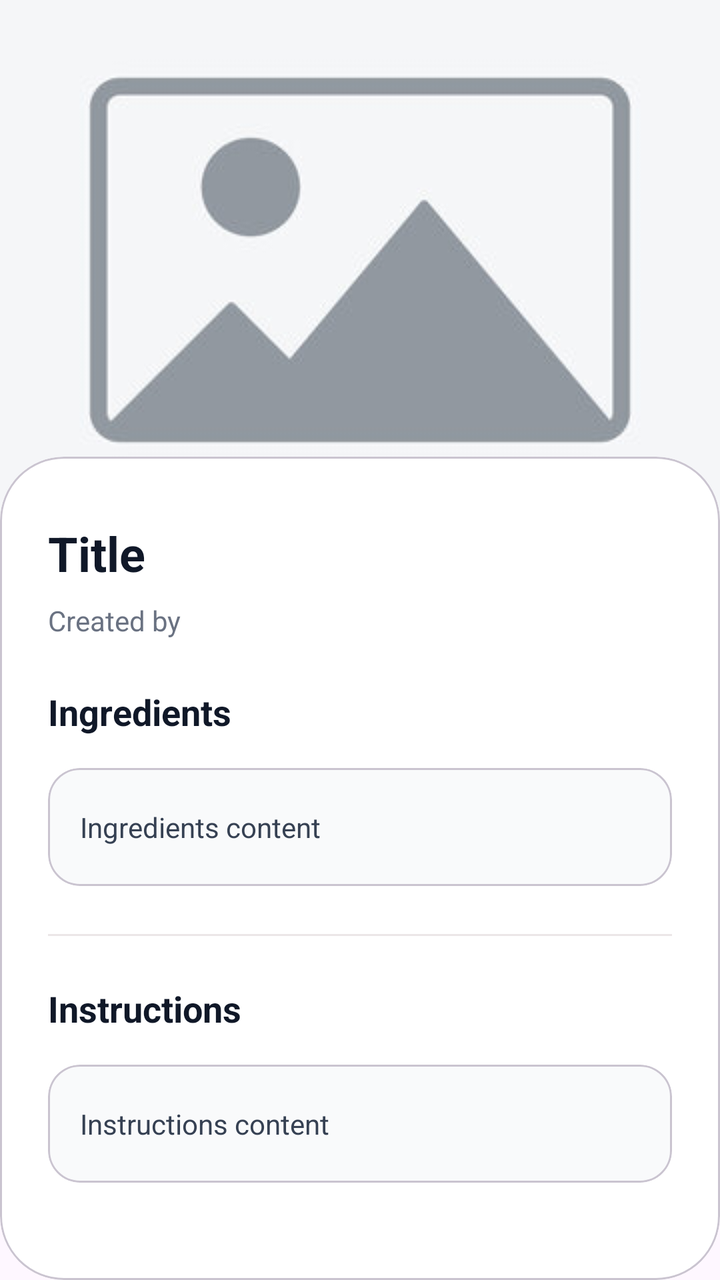
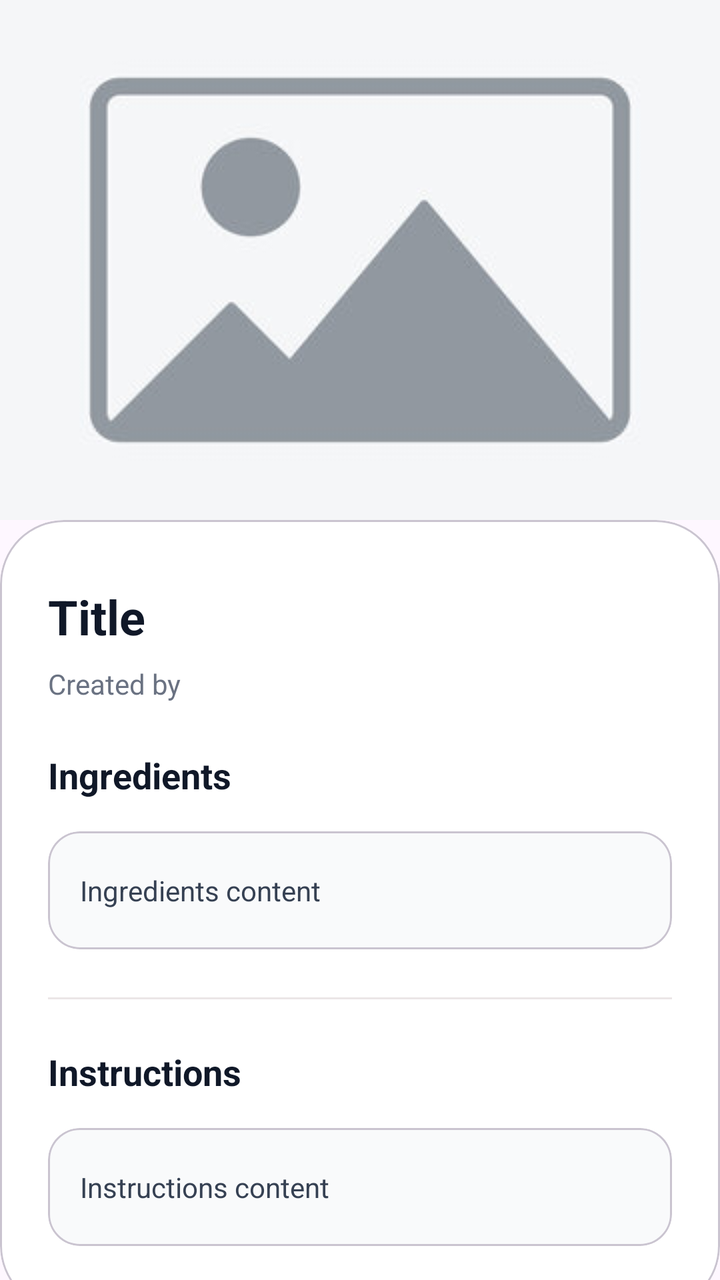

Before-and-after screenshots of an Android layout around one commit, followed by the original layout XML and the change that was made.
<!-- AndroidManifest.xml: application theme Theme.Plateful -->
<!-- res/layout/fragment_recipe_details.xml -->
<?xml version="1.0" encoding="utf-8"?>
<androidx.core.widget.NestedScrollView
    xmlns:android="http://schemas.android.com/apk/res/android"
    xmlns:app="http://schemas.android.com/apk/res-auto"
    xmlns:tools="http://schemas.android.com/tools"
    android:layout_width="match_parent"
    android:layout_height="match_parent"
    android:fillViewport="true">

    <androidx.constraintlayout.widget.ConstraintLayout
        android:layout_width="match_parent"
        android:layout_height="wrap_content">

        <com.google.android.material.imageview.ShapeableImageView
            android:id="@+id/recipe_image_view"
            android:layout_width="0dp"
            android:layout_height="260dp"
            android:scaleType="centerCrop"
            app:layout_constraintEnd_toEndOf="parent"
            app:layout_constraintStart_toStartOf="parent"
            app:layout_constraintTop_toTopOf="parent"
            app:srcCompat="@drawable/image_placeholder"
            tools:ignore="ContentDescription" />

        <com.google.android.material.card.MaterialCardView
            android:id="@+id/recipe_details_card"
            android:layout_width="0dp"
            android:layout_height="0dp"
            android:layout_marginTop="-32dp"
            app:cardBackgroundColor="@android:color/white"
            app:cardCornerRadius="32dp"
            app:cardElevation="0dp"
            app:layout_constraintBottom_toBottomOf="parent"
            app:layout_constraintEnd_toEndOf="parent"
            app:layout_constraintStart_toStartOf="parent"
            app:layout_constraintTop_toBottomOf="@id/recipe_image_view">

            <androidx.constraintlayout.widget.ConstraintLayout
                android:layout_width="match_parent"
                android:layout_height="wrap_content"
                android:paddingBottom="32dp">

                <com.google.android.material.textview.MaterialTextView
                    android:id="@+id/recipe_title_text_view"
                    android:layout_width="0dp"
                    android:layout_height="wrap_content"
                    android:layout_marginHorizontal="24dp"
                    android:layout_marginTop="32dp"
                    android:text="@string/title"
                    android:textColor="@color/black"
                    android:textSize="24sp"
                    android:textStyle="bold"
                    app:layout_constraintEnd_toEndOf="parent"
                    app:layout_constraintStart_toStartOf="parent"
                    app:layout_constraintTop_toTopOf="parent" />

                <com.google.android.material.textview.MaterialTextView
                    android:id="@+id/recipe_creator_text_view"
                    android:layout_width="0dp"
                    android:layout_height="wrap_content"
                    android:layout_marginHorizontal="24dp"
                    android:layout_marginTop="8dp"
                    android:text="@string/created_by"
                    android:textColor="@color/midGray"
                    android:textSize="14sp"
                    app:layout_constraintEnd_toEndOf="parent"
                    app:layout_constraintStart_toStartOf="parent"
                    app:layout_constraintTop_toBottomOf="@id/recipe_title_text_view" />

                <com.google.android.material.textview.MaterialTextView
                    android:id="@+id/recipe_ingredients_header_text_view"
                    android:layout_width="0dp"
                    android:layout_height="wrap_content"
                    android:layout_marginHorizontal="24dp"
                    android:layout_marginTop="24dp"
                    android:text="@string/ingredients"
                    android:textColor="@color/black"
                    android:textSize="18sp"
                    android:textStyle="bold"
                    app:layout_constraintEnd_toEndOf="parent"
                    app:layout_constraintStart_toStartOf="parent"
                    app:layout_constraintTop_toBottomOf="@id/recipe_creator_text_view" />

                <com.google.android.material.card.MaterialCardView
                    android:id="@+id/recipe_ingredients_card"
                    android:layout_width="0dp"
                    android:layout_height="wrap_content"
                    android:layout_marginHorizontal="24dp"
                    android:layout_marginTop="16dp"
                    app:cardBackgroundColor="@color/grayBackground"
                    app:cardCornerRadius="16dp"
                    app:cardElevation="0dp"
                    app:contentPadding="16dp"
                    app:layout_constraintEnd_toEndOf="parent"
                    app:layout_constraintStart_toStartOf="parent"
                    app:layout_constraintTop_toBottomOf="@id/recipe_ingredients_header_text_view">

                    <com.google.android.material.textview.MaterialTextView
                        android:id="@+id/recipe_ingredients_text_view"
                        android:layout_width="match_parent"
                        android:layout_height="wrap_content"
                        android:paddingVertical="4dp"
                        android:text="@string/ingredients_content"
                        android:textColor="@color/textContent" />
                </com.google.android.material.card.MaterialCardView>

                <com.google.android.material.divider.MaterialDivider
                    android:id="@+id/divider"
                    android:layout_width="0dp"
                    android:layout_height="wrap_content"
                    android:layout_marginHorizontal="24dp"
                    android:layout_marginTop="24dp"
                    app:dividerColor="@color/border"
                    app:layout_constraintEnd_toEndOf="parent"
                    app:layout_constraintStart_toStartOf="parent"
                    app:layout_constraintTop_toBottomOf="@id/recipe_ingredients_card" />

                <com.google.android.material.textview.MaterialTextView
                    android:id="@+id/recipe_instructions_header"
                    android:layout_width="0dp"
                    android:layout_height="wrap_content"
                    android:layout_marginHorizontal="24dp"
                    android:layout_marginTop="24dp"
                    android:text="@string/instructions"
                    android:textColor="@color/black"
                    android:textSize="18sp"
                    android:textStyle="bold"
                    app:layout_constraintEnd_toEndOf="parent"
                    app:layout_constraintStart_toStartOf="parent"
                    app:layout_constraintTop_toBottomOf="@id/divider" />

                <com.google.android.material.card.MaterialCardView
                    android:id="@+id/recipe_instructions_card"
                    android:layout_width="0dp"
                    android:layout_height="wrap_content"
                    android:layout_marginHorizontal="24dp"
                    android:layout_marginTop="16dp"
                    app:cardBackgroundColor="@color/grayBackground"
                    app:cardCornerRadius="16dp"
                    app:cardElevation="0dp"
                    app:contentPadding="16dp"
                    app:layout_constraintEnd_toEndOf="parent"
                    app:layout_constraintStart_toStartOf="parent"
                    app:layout_constraintTop_toBottomOf="@id/recipe_instructions_header">

                    <com.google.android.material.textview.MaterialTextView
                        android:id="@+id/recipe_instructions_text_view"
                        android:layout_width="match_parent"
                        android:layout_height="wrap_content"
                        android:paddingVertical="4dp"
                        android:text="@string/instructions_content"
                        android:textColor="@color/textContent" />
                </com.google.android.material.card.MaterialCardView>

            </androidx.constraintlayout.widget.ConstraintLayout>

        </com.google.android.material.card.MaterialCardView>

    </androidx.constraintlayout.widget.ConstraintLayout>
</androidx.core.widget.NestedScrollView>
<!-- resources referenced by this layout -->
<resources>
  <color name="black">#101828</color>
  <color name="border">#ebe6e7</color>
  <color name="grayBackground">#F9FAFB</color>
  <color name="midGray">#6a7282</color>
  <color name="textContent">#364153</color>
  <!-- drawable image_placeholder: jpg bitmap (drawable, 10448 bytes) -->
  <string name="created_by">Created by</string>
  <string name="ingredients">Ingredients</string>
  <string name="ingredients_content">Ingredients content</string>
  <string name="instructions">Instructions</string>
  <string name="instructions_content">Instructions content</string>
  <string name="title">Title</string>
  <style name="Theme.Plateful" parent="Base.Theme.Plateful" />
  <style name="Base.Theme.Plateful" parent="Theme.Material3.DayNight.NoActionBar">
          
          
      </style>
</resources>

<!-- the commit's change to res/layout/fragment_recipe_details.xml (unified diff, before → after) -->
@@ -25,7 +25,7 @@
         <com.google.android.material.card.MaterialCardView
             android:id="@+id/recipe_details_card"
             android:layout_width="0dp"
-            android:layout_height="0dp"
+            android:layout_height="wrap_content"
             android:layout_marginTop="-32dp"
             app:cardBackgroundColor="@android:color/white"
             app:cardCornerRadius="32dp"
